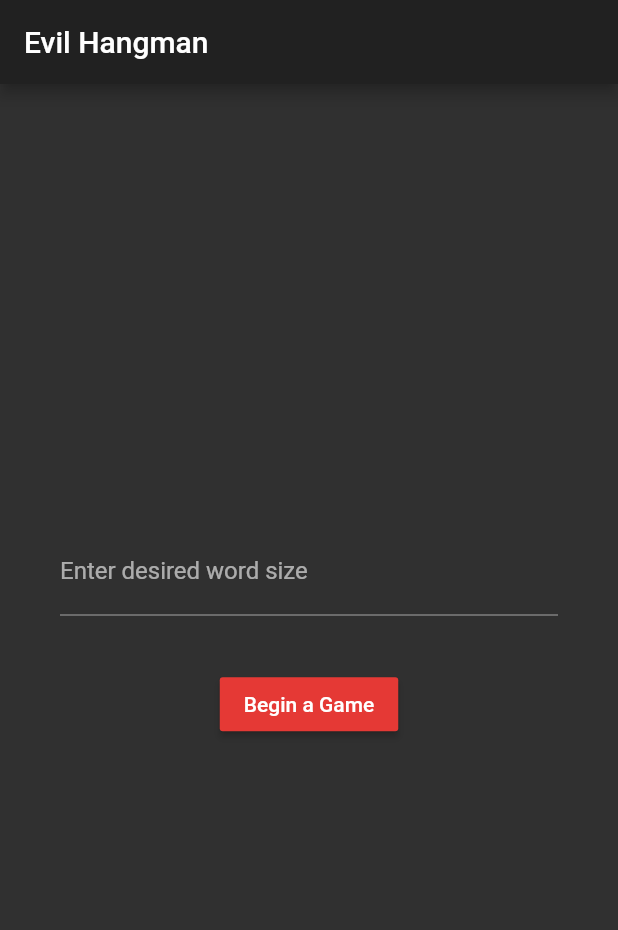
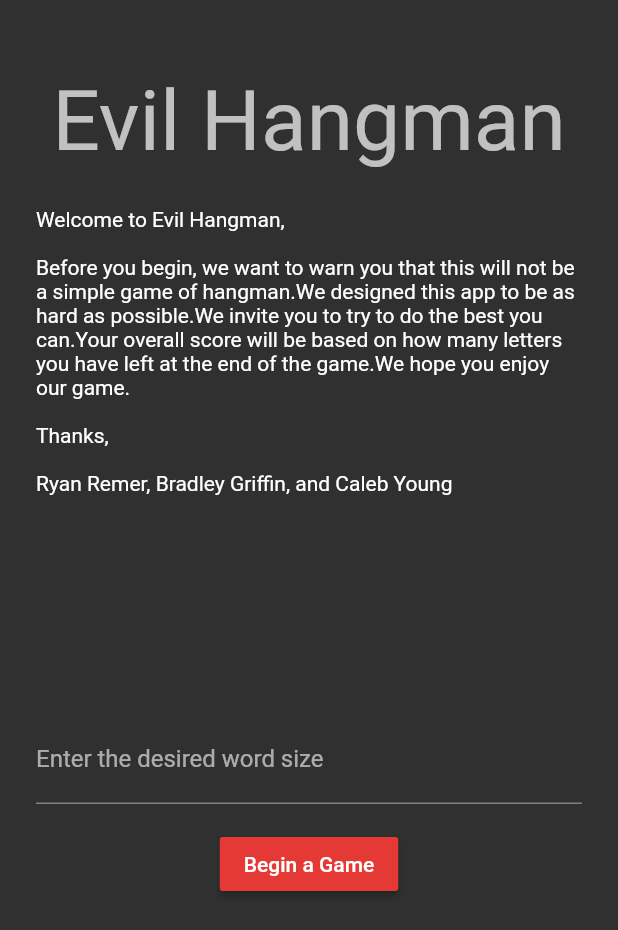
Before and after one commit to RyanRemer/evil_hangman, a Flutter app: the screen it shows after launch, after a tap on "Begin a Game", on a phone screen of 412 x 824 dp. Shown: the top 930 px of the screen. Run offline on Flutter 3.47's test engine with Material 2 defaults, Android fonts, the phone set to English and light mode, and no system bars.

Commit message:
new start page

```diff
--- a/lib/page/start_page.dart
+++ b/lib/page/start_page.dart
@@ -10,37 +10,71 @@ class StartPage extends StatefulWidget {
   }
 }
 
-class StartPageState extends State<StartPage>{
+class StartPageState extends State<StartPage> {
   int _wordLength = 0;
 
   @override
   Widget build(BuildContext context) {
     return Scaffold(
-      appBar: AppBar(
-        title: Text('Evil Hangman'),
-      ),
         body: Container(
-        padding: const EdgeInsets.all(40.0),
+            padding: const EdgeInsets.all(16.0),
             child: Column(
               mainAxisAlignment: MainAxisAlignment.center,
               children: <Widget>[
-            new TextField(
-              decoration: new InputDecoration(labelText: "Enter desired word size"),
+                Container(
+                  padding: EdgeInsets.only(top:32.0,bottom: 16.0),
+                  child: _buildHangmanTitle(context)
+                ),
+                Expanded(
+                  child: _buildWelcomeParagraph(context)
+                ),
+                Expanded(
+                  child: Center(
+                      child: _buildBeginGameForm(context)
+                  ),
+                )
+              ],
+            )));
+  }
+
+  Widget _buildHangmanTitle(BuildContext context){
+    return Text("Evil Hangman", style: Theme.of(context).textTheme.display3,);
+  }
+
+  Widget _buildWelcomeParagraph(BuildContext context){
+    return ListView(
+      children: <Widget>[
+        Container(
+          padding: EdgeInsets.all(8.0),
+          child: Text(this.getGameInfo()),
+        ),
+      ],
+    );
+  }
+
+  Widget _buildBeginGameForm(BuildContext context){
+    return Column(
+      children: <Widget>[
+        Container(
+          padding: EdgeInsets.all(8.0),
+          child: TextField(
+            decoration: new InputDecoration(
+                labelText: "Enter the desired word size"),
             keyboardType: TextInputType.number,
             onChanged: (value) {
               this._wordLength = int.tryParse(value);
             },
           ),
-            Padding(
-              padding: EdgeInsets.all(35.0),
+        ),
+        Center(
+            child: Container(
+              padding: EdgeInsets.all(8.0),
               child: RaisedButton(
                 onPressed: () => beginGame(context),
                 child: const Text('Begin a Game'),
               ),
-            )
+            ))
       ],
-        )
-      )
     );
   }
 
@@ -49,6 +83,18 @@ class StartPageState extends State<StartPage>{
     await wordController.loadDictionary(this._wordLength);
     var guessController = GuessController();
     guessController.clearGuessedLetters();
-    Navigator.push(context, MaterialPageRoute(builder: (context) => GuessPage()));
+    Navigator.push(
+        context, MaterialPageRoute(builder: (context) => GuessPage()));
+  }
+
+  String getGameInfo(){
+    return "Welcome to Evil Hangman, \n\n"
+        "Before you begin, we want to warn you that this will not be a simple game of hangman."
+        "We designed this app to be as hard as possible."
+        "We invite you to try to do the best you can."
+        "Your overall score will be based on how many letters you have left at the end of the game."
+        "We hope you enjoy our game. \n"
+        "\nThanks,\n\n"
+        "Ryan Remer, Bradley Griffin, and Caleb Young";
   }
 }
```
Lines whose indentation alone changed are shown as unchanged.
